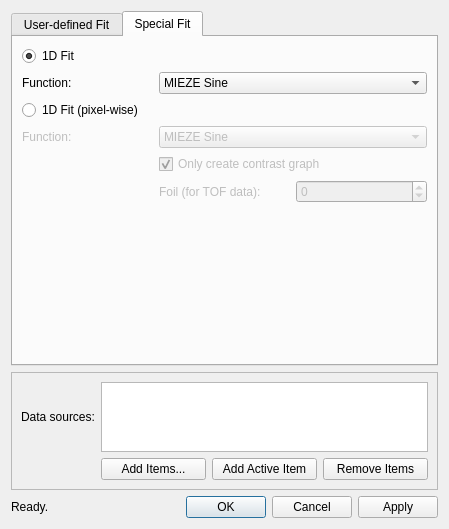
tweber-ill/frm_mirror-miezetools, file ui/fit.ui: the form before one commit.
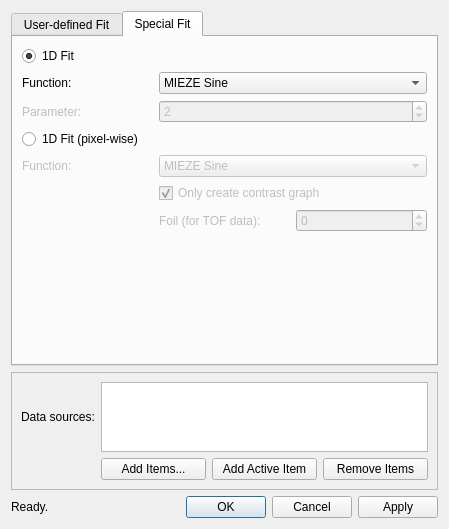
The form after the commit. The open tabs and pages were chosen to show the change.

Diff of the .ui file:
```diff
--- a/ui/fit.ui
+++ b/ui/fit.ui
@@ -137,7 +137,20 @@
          </property>
         </widget>
        </item>
-       <item row="5" column="2">
+       <item row="7" column="1">
+        <spacer name="verticalSpacer">
+         <property name="orientation">
+          <enum>Qt::Vertical</enum>
+         </property>
+         <property name="sizeHint" stdset="0">
+          <size>
+           <width>20</width>
+           <height>40</height>
+          </size>
+         </property>
+        </spacer>
+       </item>
+       <item row="6" column="2">
         <widget class="QSpinBox" name="spinFoil">
          <property name="enabled">
           <bool>false</bool>
@@ -157,7 +170,7 @@
          </property>
         </widget>
        </item>
-       <item row="4" column="1" colspan="2">
+       <item row="5" column="1" colspan="2">
         <widget class="QCheckBox" name="checkOnlyContrast">
          <property name="enabled">
           <bool>false</bool>
@@ -170,7 +183,7 @@
          </property>
         </widget>
        </item>
-       <item row="5" column="1">
+       <item row="6" column="1">
         <widget class="QLabel" name="labelFoil">
          <property name="enabled">
           <bool>false</bool>
@@ -180,7 +193,7 @@
          </property>
         </widget>
        </item>
-       <item row="2" column="0">
+       <item row="3" column="0">
         <widget class="QRadioButton" name="radio1DPixel">
          <property name="text">
           <string>1D Fit (pixel-wise)</string>
@@ -206,7 +219,7 @@
          </item>
         </widget>
        </item>
-       <item row="3" column="0">
+       <item row="4" column="0">
         <widget class="QLabel" name="labelPixel">
          <property name="enabled">
           <bool>false</bool>
@@ -216,7 +229,7 @@
          </property>
         </widget>
        </item>
-       <item row="3" column="1" colspan="2">
+       <item row="4" column="1" colspan="2">
         <widget class="QComboBox" name="comboBoxSpecialFktPixel">
          <property name="enabled">
           <bool>false</bool>
@@ -233,18 +246,28 @@
          </item>
         </widget>
        </item>
-       <item row="6" column="1">
-        <spacer name="verticalSpacer">
-         <property name="orientation">
-          <enum>Qt::Vertical</enum>
+       <item row="2" column="0">
+        <widget class="QLabel" name="labelParam">
+         <property name="enabled">
+          <bool>false</bool>
          </property>
-         <property name="sizeHint" stdset="0">
-          <size>
-           <width>20</width>
-           <height>40</height>
-          </size>
+         <property name="text">
+          <string>Parameter:</string>
          </property>
-        </spacer>
+        </widget>
+       </item>
+       <item row="2" column="1" colspan="2">
+        <widget class="QSpinBox" name="spinParam">
+         <property name="enabled">
+          <bool>false</bool>
+         </property>
+         <property name="minimum">
+          <number>1</number>
+         </property>
+         <property name="value">
+          <number>2</number>
+         </property>
+        </widget>
        </item>
       </layout>
      </widget>
```
Left out of the diff: 21 changed lines with no effect on the pictures.
